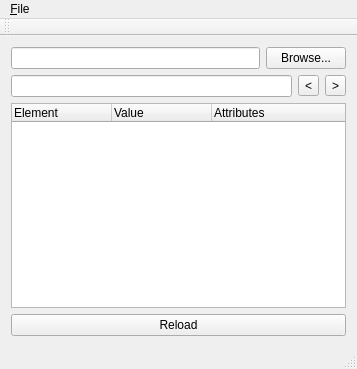
Old version of the form mainwindow.ui in the repository rasgo-cc/DamnSimpleXML.
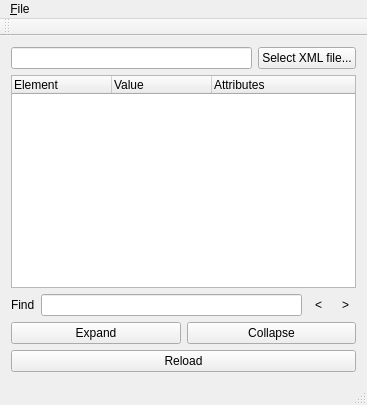
New version of the form. Icons and pictures are not drawn. Custom widgets are drawn as their Qt base class.

Commit message: expand and collapse buttons + icons.qrc

The edit to the form file:
```diff
--- a/mainwindow.ui
+++ b/mainwindow.ui
@@ -6,15 +6,15 @@
    <rect>
     <x>0</x>
     <y>0</y>
-    <width>357</width>
-    <height>369</height>
+    <width>367</width>
+    <height>405</height>
    </rect>
   </property>
   <property name="windowTitle">
    <string>MainWindow</string>
   </property>
   <widget class="QWidget" name="centralWidget">
-   <layout class="QHBoxLayout" name="horizontalLayout_3">
+   <layout class="QVBoxLayout" name="verticalLayout_2">
     <item>
      <layout class="QVBoxLayout" name="verticalLayout">
       <item>
@@ -29,28 +29,7 @@
         <item>
          <widget class="QPushButton" name="browse_pushButton">
           <property name="text">
-           <string>Browse...</string>
-          </property>
-         </widget>
-        </item>
-       </layout>
-      </item>
-      <item>
-       <layout class="QHBoxLayout" name="horizontalLayout_2">
-        <item>
-         <widget class="QLineEdit" name="find_lineEdit"/>
-        </item>
-        <item>
-         <widget class="QToolButton" name="findPrev_toolButton">
-          <property name="text">
-           <string>&lt;</string>
-          </property>
-         </widget>
-        </item>
-        <item>
-         <widget class="QToolButton" name="findNext_toolButton">
-          <property name="text">
-           <string>&gt;</string>
+           <string>Select XML file...</string>
           </property>
          </widget>
         </item>
@@ -78,6 +57,66 @@
         </column>
        </widget>
       </item>
+      <item>
+       <layout class="QHBoxLayout" name="horizontalLayout_2">
+        <item>
+         <widget class="QLabel" name="label">
+          <property name="text">
+           <string>Find</string>
+          </property>
+         </widget>
+        </item>
+        <item>
+         <widget class="QLineEdit" name="find_lineEdit"/>
+        </item>
+        <item>
+         <widget class="QToolButton" name="findPrev_toolButton">
+          <property name="text">
+           <string>&lt;</string>
+          </property>
+          <property name="icon">
+           <iconset resource="resources/icons.qrc">
+            <normaloff>:/arrow-left.png</normaloff>:/arrow-left.png</iconset>
+          </property>
+          <property name="autoRaise">
+           <bool>true</bool>
+          </property>
+         </widget>
+        </item>
+        <item>
+         <widget class="QToolButton" name="findNext_toolButton">
+          <property name="text">
+           <string>&gt;</string>
+          </property>
+          <property name="icon">
+           <iconset resource="resources/icons.qrc">
+            <normaloff>:/arrow-right.png</normaloff>:/arrow-right.png</iconset>
+          </property>
+          <property name="autoRaise">
+           <bool>true</bool>
+          </property>
+         </widget>
+        </item>
+       </layout>
+      </item>
+      <item>
+       <layout class="QHBoxLayout" name="horizontalLayout_3">
+        <item>
+         <widget class="QPushButton" name="expand_pushButton">
+          <property name="text">
+           <string>Expand</string>
+          </property>
+         </widget>
+        </item>
+        <item>
+         <widget class="QPushButton" name="collapse_pushButton">
+          <property name="text">
+           <string>Collapse</string>
+          </property>
+         </widget>
+        </item>
+       </layout>
+      </item>
       <item>
        <widget class="QPushButton" name="refresh_pushButton">
         <property name="text">
@@ -94,7 +133,7 @@
     <rect>
      <x>0</x>
      <y>0</y>
-     <width>357</width>
+     <width>367</width>
      <height>21</height>
     </rect>
    </property>
```
Left out of the diff: 4 changed lines with no effect on the pictures. The commit also changes 7 other files.
